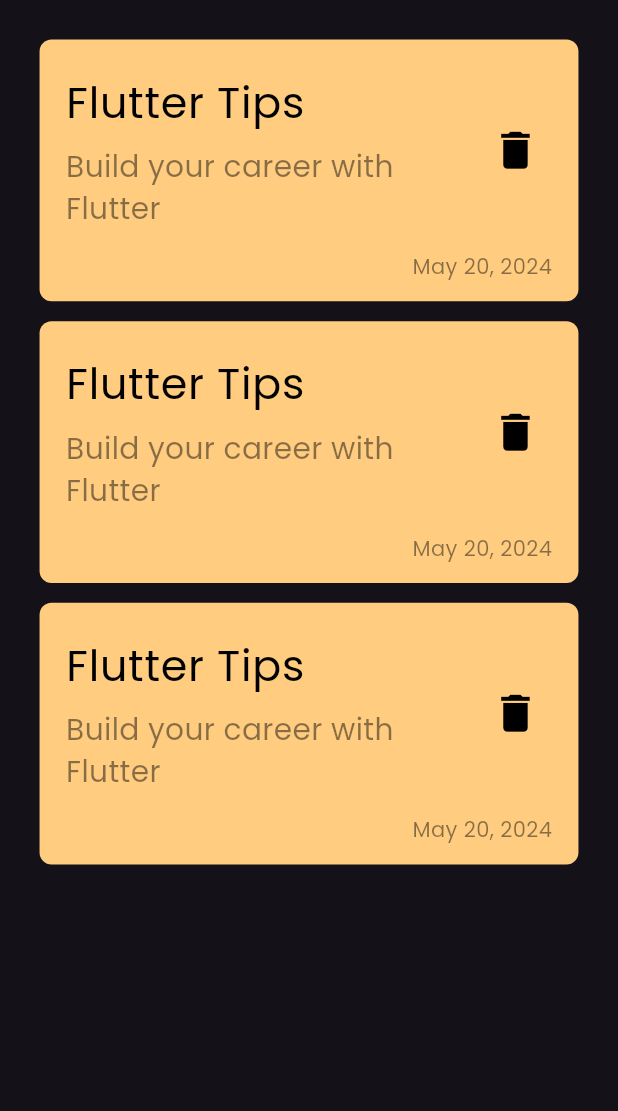
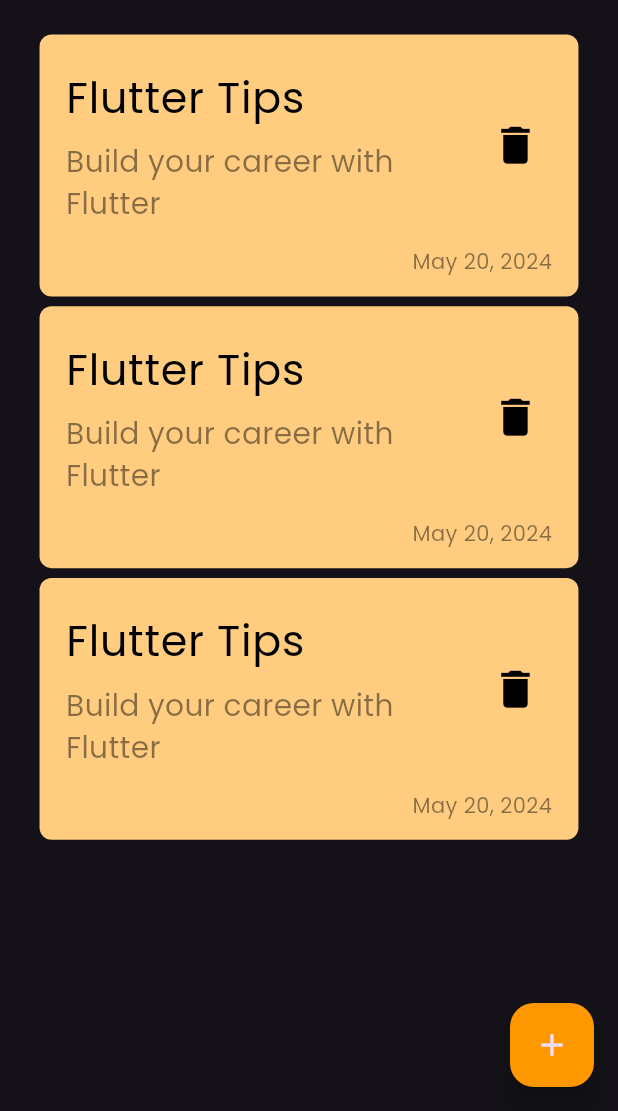
Before and after one commit to mohamedali015/Notes-App, a Flutter app: the screen it shows after launch, on a phone screen of 412 x 824 dp, the part 125-1236 px from its top. Run offline on Flutter 3.47's test engine with Material 3 defaults, Android fonts, the phone set to English and light mode, and no system bars.

Commit message:
adding floating action button fix: some colors

```diff
--- a/lib/core/utils/app_colors.dart
+++ b/lib/core/utils/app_colors.dart
@@ -2,7 +2,8 @@
 
 abstract class AppColors {
   static const Color primary = Color(0xFFF83758);
-  static const Color yellow = Color(0xFFFFCC80);
+  static const Color itemColor = Color(0xFFFFCC80);
+  static const Color yellow = Colors.orange;
   static const Color black = Color(0xFF000000);
   static Color subBlack = Colors.black.withAlpha(120);
   static const Color red = Color(0xFFFF0000);
--- a/lib/features/home/view/notes_view.dart
+++ b/lib/features/home/view/notes_view.dart
@@ -1,4 +1,5 @@
 import 'package:flutter/material.dart';
+import 'package:notes/core/utils/app_colors.dart';
 
 import 'widgets/notes_view_body.dart';
 
@@ -9,6 +10,11 @@
   Widget build(BuildContext context) {
     return Scaffold(
       body: NotesViewBody(),
+      floatingActionButton: FloatingActionButton(
+        onPressed: () {},
+        backgroundColor: AppColors.yellow,
+        child: const Icon(Icons.add),
+      ),
     );
   }
 }
--- a/lib/features/home/view/widgets/custom_note_item.dart
+++ b/lib/features/home/view/widgets/custom_note_item.dart
@@ -11,7 +11,7 @@
       padding:
           MyResponsive.paddingSymmetric(context, horizontal: 16, vertical: 16),
       decoration: BoxDecoration(
-          color: AppColors.yellow, borderRadius: BorderRadius.circular(8)),
+          color: AppColors.itemColor, borderRadius: BorderRadius.circular(8)),
       child: Column(
         crossAxisAlignment: CrossAxisAlignment.end,
         children: [
--- a/lib/features/home/view/widgets/notes_list_view.dart
+++ b/lib/features/home/view/widgets/notes_list_view.dart
@@ -12,7 +12,7 @@
       itemCount: 3,
       itemBuilder: (context, index) {
         return Padding(
-          padding: MyResponsive.paddingSymmetric(context, vertical: 8),
+          padding: MyResponsive.paddingSymmetric(context, vertical: 4),
           child: NoteItem(),
         );
       },
--- a/lib/features/home/view/widgets/notes_view_body.dart
+++ b/lib/features/home/view/widgets/notes_view_body.dart
@@ -1,7 +1,6 @@
 import 'package:flutter/material.dart';
 import 'package:notes/core/helper/my_responsive.dart';
 import 'package:notes/core/shared_widgets/custom_app_bar.dart';
-import 'custom_note_item.dart';
 import 'notes_list_view.dart';
 
 class NotesViewBody extends StatelessWidget {
```
